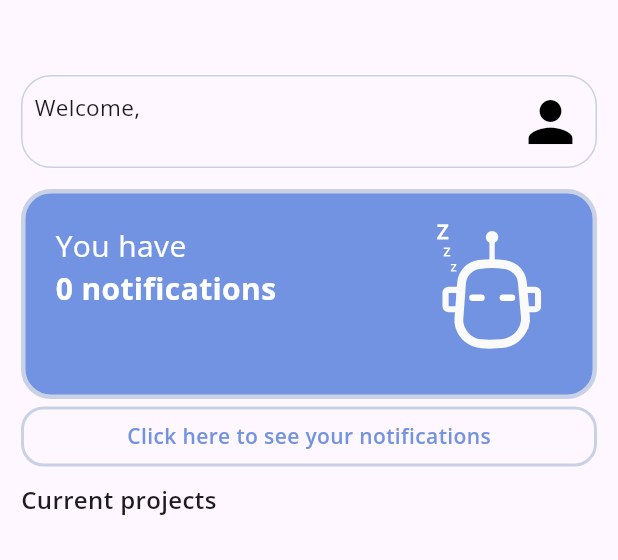
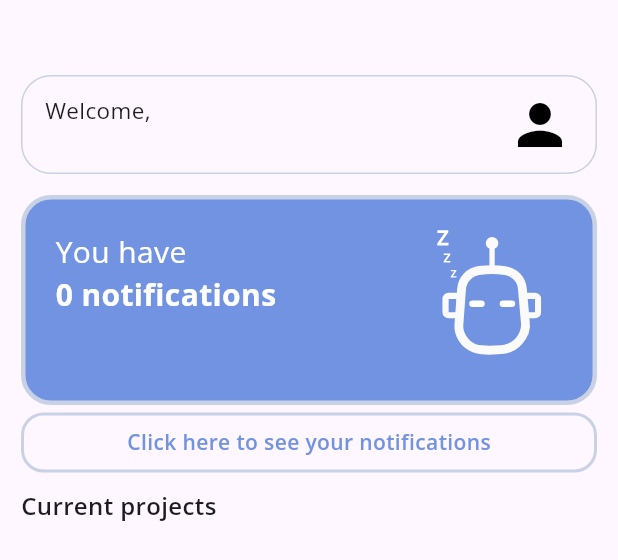
Before and after one commit to La-Table-Ronde/my-intra, a Flutter app: the HomeWidget widget shown alone on an empty page, opened directly with empty values, on a phone screen of 412 x 824 dp. Shown: the top 560 px of the screen. Run offline on Flutter 3.47's test engine with Material 3 defaults, Android fonts, the phone set to English and light mode, and no system bars; our stand-ins replace firebase_core, firebase_crashlytics, firebase_messaging, flutter_local_notifications, flutter_svg, google_fonts and 4 more; missing offline and left inert: firebase_performance, flutter_inappwebview, in_app_update, open_file_plus, webview_cookie_manager, webview_flutter_android and 2 more; accounts and stored records are empty; network calls fail.

Commit message:
feat(Home): fix some padding

```diff
--- a/lib/home_widget.dart
+++ b/lib/home_widget.dart
@@ -37,7 +37,8 @@ class _HomeWidgetState extends State<HomeWidget> {
         mainAxisSize: MainAxisSize.max,
         children: [
           Container(
-            padding: const EdgeInsets.all(8),
+            padding:
+                const EdgeInsets.only(left: 15, right: 15, top: 10, bottom: 10),
             decoration: BoxDecoration(
               borderRadius: const BorderRadius.all(Radius.circular(20)),
               border: Border.all(color: Color(consts.borderColor)),
```
